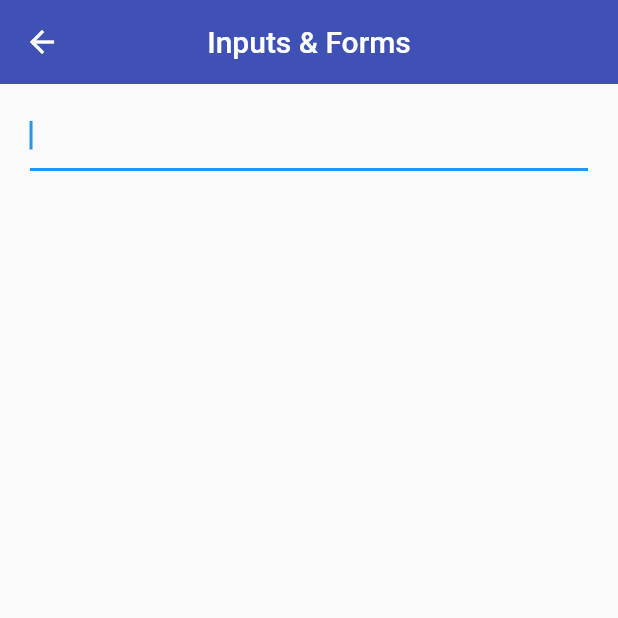
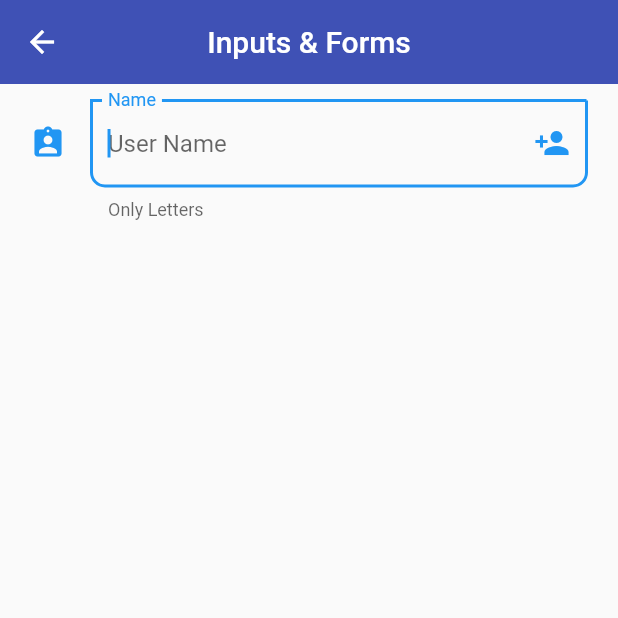
Before and after one commit to andrezffajardo/flutter_components_app, a Flutter app: the InputsScreen screen opened by its route, on a phone screen of 412 x 824 dp, the top half of it. Run offline on Flutter 3.47's test engine with Material 2 defaults, Android fonts, the phone set to English and light mode, and no system bars.

Commit message:
TextFormField - personalization

```diff
--- a/lib/screens/inputs_screen.dart
+++ b/lib/screens/inputs_screen.dart
@@ -21,6 +21,24 @@ class InputsScreen extends StatelessWidget {
                 onChanged: (value) {
                   print('value: $value');
                 },
+                validator: (value) {
+                  if (value == null) return 'Field Required';
+                  return value.length < 4 ? '4 letters min' : null;
+                },
+                autovalidateMode: AutovalidateMode.onUserInteraction,
+                decoration: InputDecoration(
+                  hintText: 'User Name',
+                  labelText: 'Name',
+                  helperText: 'Only Letters',
+                  suffixIcon: Icon(Icons.person_add),
+                  icon: Icon(Icons.assignment_ind),
+                  border: OutlineInputBorder(
+                    borderRadius: BorderRadius.only(
+                      bottomLeft: Radius.circular(10),
+                      bottomRight: Radius.circular(10),
+                    ),
+                  ),
+                ),
               ),
             ],
           ),
```
